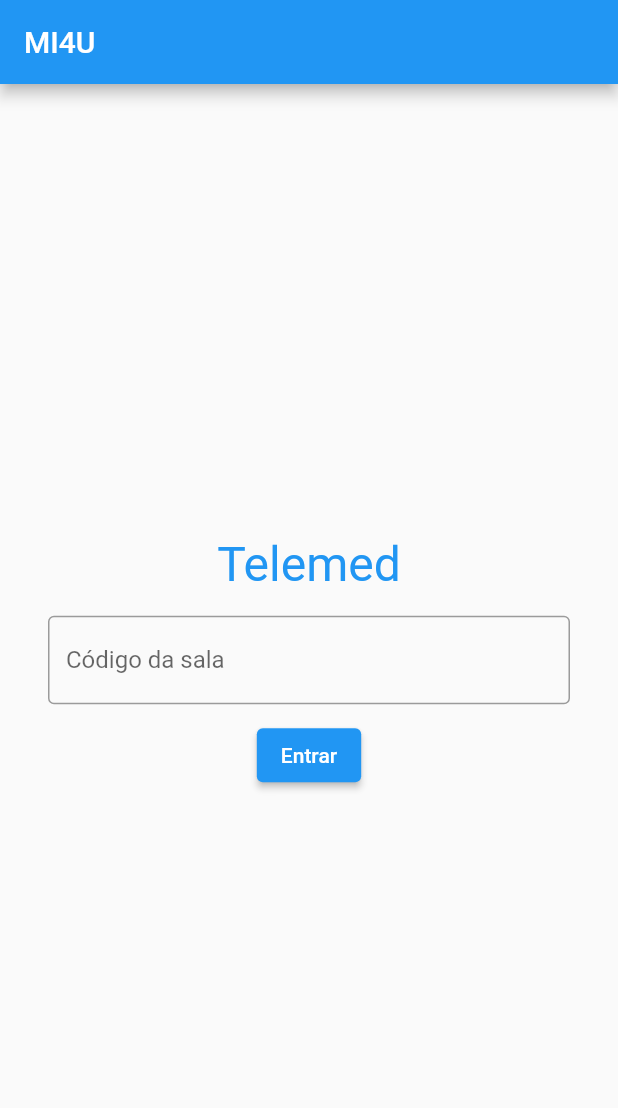
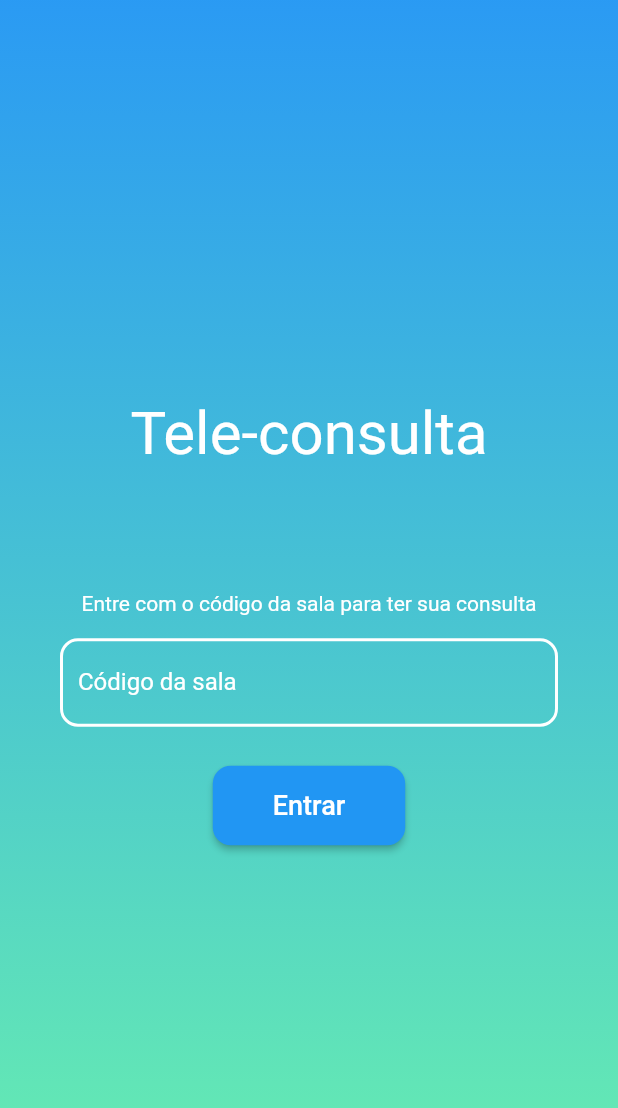
Before and after one commit to mining-information-for-you/app_telemed_client, a Flutter app: the screen it shows after launch, on a phone screen of 412 x 824 dp. Shown: the top 1108 px of the screen. Run offline on Flutter 3.47's test engine with Material 2 defaults, Android fonts, the phone set to English and light mode, and no system bars; our stand-ins replace logger.

Commit message:
styled join metting page

```diff
--- a/lib/main.dart
+++ b/lib/main.dart
@@ -31,10 +31,11 @@ class MyApp extends StatelessWidget {
           }
         },
         child: MaterialApp(
-          title: 'Amazon Chime SDK Flutter Demo',
+          title: 'Telemed - MVP',
           theme: ThemeData(
             primarySwatch: Colors.blue,
           ),
+          debugShowCheckedModeBanner: false,
           routes: {
             '/joinMeeting': (_) => JoinMeetingView(),
             '/meeting': (_) => const MeetingView(),
--- a/lib/views/join_meeting.dart
+++ b/lib/views/join_meeting.dart
@@ -20,8 +20,13 @@ class JoinMeetingView extends StatelessWidget {
 
     final orientation = MediaQuery.of(context).orientation;
 
-    return joinMeetingBody(joinMeetingProvider, methodChannelProvider,
-        meetingProvider, context, orientation);
+    return joinMeetingBody(
+      joinMeetingProvider,
+      methodChannelProvider,
+      meetingProvider,
+      context,
+      orientation,
+    );
   }
 
 //
@@ -53,23 +58,42 @@ class JoinMeetingView extends StatelessWidget {
       MeetingViewModel meetingProvider,
       BuildContext context) {
     return Scaffold(
-      appBar: AppBar(
-        title: const Text('MI4U'),
+      body: Center(
+        child: Container(
+          decoration: BoxDecoration(
+            gradient: LinearGradient(
+              begin: Alignment.topCenter,
+              end: Alignment.bottomCenter,
+              colors: [
+                Colors.blue.withAlpha(500),
+                Colors.greenAccent,
+              ],
             ),
-      body: Center(
+          ),
+          child: Padding(
+            padding: const EdgeInsets.all(8.0),
             child: Column(
               mainAxisAlignment: MainAxisAlignment.center,
               children: [
                 titleFlutterDemo(5),
                 Padding(
-              padding: const EdgeInsets.symmetric(horizontal: 32, vertical: 10),
+                  padding: const EdgeInsets.symmetric(
+                    horizontal: 32,
+                    vertical: 10,
+                  ),
                   child: hashRoomTextField(hashRoomTEC),
                 ),
-            joinButton(joinMeetingProvider, methodChannelProvider,
-                meetingProvider, context),
+                joinButton(
+                  joinMeetingProvider,
+                  methodChannelProvider,
+                  meetingProvider,
+                  context,
+                ),
                 loadingIcon(joinMeetingProvider),
                 errorMessage(joinMeetingProvider),
               ],
+            ),
+          ),
         ),
       ),
     );
@@ -120,7 +144,16 @@ class JoinMeetingView extends StatelessWidget {
       MeetingViewModel meetingProvider,
       BuildContext context) {
     return ElevatedButton(
-      child: const Text("Entrar"),
+      style: ElevatedButton.styleFrom(
+        padding: const EdgeInsets.symmetric(horizontal: 40, vertical: 16),
+        shape: RoundedRectangleBorder(borderRadius: BorderRadius.circular(12)),
+      ),
+      child: const Text(
+        "Entrar",
+        style: TextStyle(
+          fontSize: 18,
+        ),
+      ),
       onPressed: () async {
         if (!joinMeetingProvider.joinButtonClicked) {
           // Prevent multiple clicks
@@ -163,22 +196,53 @@ class JoinMeetingView extends StatelessWidget {
   Widget titleFlutterDemo(double pad) {
     return Padding(
       padding: EdgeInsets.symmetric(vertical: pad),
-      child: const Text(
-        "Telemed",
+      child: const Column(
+        children: [
+          Text(
+            "Tele-consulta",
             style: TextStyle(
-          fontSize: 32,
-          color: Colors.blue,
+              fontSize: 40,
+              color: Colors.white,
             ),
+          ),
+          Padding(
+            padding: EdgeInsets.only(left: 24, right: 24, top: 82),
+            child: Text(
+              "Entre com o código da sala para ter sua consulta",
+              textAlign: TextAlign.center,
+              style: TextStyle(
+                fontSize: 14,
+                color: Colors.white,
+              ),
+            ),
+          ),
+        ],
       ),
     );
   }
 
   Widget hashRoomTextField(hashRoomTEC) {
-    return TextField(
+    return Padding(
+      padding: const EdgeInsets.only(bottom: 16),
+      child: TextField(
         controller: hashRoomTEC,
+        style: const TextStyle(
+          color: Colors.white,
+        ),
         decoration: const InputDecoration(
           labelText: "Código da sala",
-        border: OutlineInputBorder(),
+          labelStyle: TextStyle(
+            color: Colors.white,
+          ),
+          enabledBorder: OutlineInputBorder(
+            borderSide: BorderSide(width: 2, color: Colors.white),
+            borderRadius: BorderRadius.all(Radius.circular(12)),
+          ),
+          focusedBorder: OutlineInputBorder(
+            borderSide: BorderSide(width: 2, color: Colors.white),
+            borderRadius: BorderRadius.all(Radius.circular(12)),
+          ),
+        ),
       ),
     );
   }
```
Lines whose indentation alone changed are shown as unchanged.
